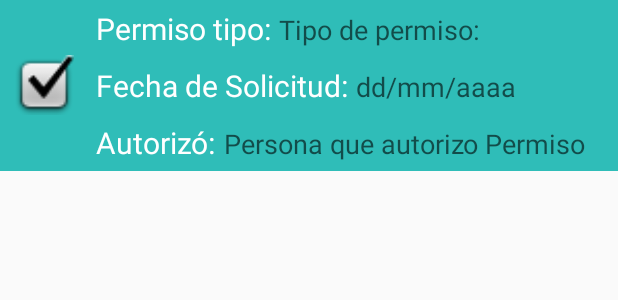
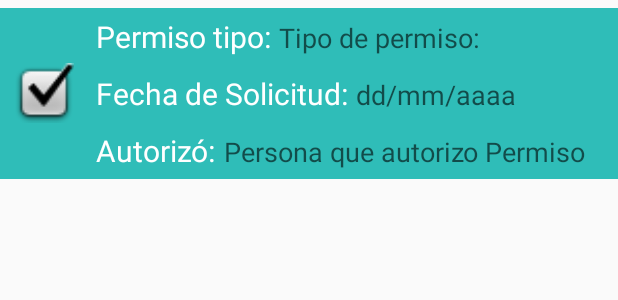
Before and after one commit to HectorMedina124/AppPermisos2, an Android app: the layout item_permisos.xml on its own in the app's theme, with its tools: preview values and no code run, on a phone screen of 412 x 824 dp. Shown: the top 300 px of the screen. Run offline under Robolectric (Android 15) with nearby library versions, the phone set to English and light mode, and no system bars; network calls fail.

Commit message:
Todos los permisos

```diff
--- a/app/src/main/java/com/example/apppermisos/AdaptadorPermiso.java
+++ b/app/src/main/java/com/example/apppermisos/AdaptadorPermiso.java
@@ -39,11 +39,11 @@ public class AdaptadorPermiso extends ArrayAdapter {
         TextView persona_autorizo = item.findViewById(R.id.tv_autorizo_per);
         persona_autorizo.setText(permisos.get(position).getPersonaAutoriza());
 
-        if(permisos.get(position).getStatus() == "0"){
+        if(permisos.get(position).getStatus().equals("0")){
             btn_status.setImageResource(R.drawable.pendiente);
-        }else if(permisos.get(position).getStatus() == "1"){
+        }else if(permisos.get(position).getStatus().equals("1")){
             btn_status.setImageResource(R.drawable.abrobado);
-        }else{
+        }else if(permisos.get(position).getStatus().equals("2")){
             btn_status.setImageResource(R.drawable.denegado);
         }
 
--- a/app/src/main/java/com/example/apppermisos/fragments/HistorialPermisosFragment.java
+++ b/app/src/main/java/com/example/apppermisos/fragments/HistorialPermisosFragment.java
@@ -43,8 +43,6 @@ public class HistorialPermisosFragment extends Fragment {
         rb_aprobados = hpf.findViewById(R.id.rb_aprobados);
         rb_denegados = hpf.findViewById(R.id.rb_denegados);
 
-
-
         permisos = new ArrayList<Permiso>();
         //listarTodos();
 
--- a/app/src/main/res/layout/item_permisos.xml
+++ b/app/src/main/res/layout/item_permisos.xml
@@ -10,8 +10,10 @@
         android:id="@+id/fr_item_permiso"
         android:layout_width="match_parent"
         android:layout_height="wrap_content"
+        android:layout_marginTop="5dp"
         android:background="@color/colorPrimary"
         app:layout_constraintStart_toStartOf="parent"
+        app:layout_constraintTop_toTopOf="parent"
         tools:ignore="MissingConstraints">
 
         <LinearLayout
@@ -26,8 +28,8 @@
                 android:layout_width="40dp"
                 android:layout_height="40dp"
                 android:layout_margin="9dp"
-                android:src="@android:drawable/checkbox_on_background"
-                android:contentDescription="@string/imagen_inicio" />
+                android:contentDescription="@string/imagen_inicio"
+                android:src="@android:drawable/checkbox_on_background" />
 
             <LinearLayout
                 android:layout_width="wrap_content"
@@ -49,10 +51,10 @@
 
                     <TextView
                         android:id="@+id/tv_tipo_per"
+                        style="@style/texto"
                         android:layout_width="wrap_content"
                         android:layout_marginStart="5dp"
-                        android:hint="@string/tipo_de_permiso"
-                        style="@style/texto" />
+                        android:hint="@string/tipo_de_permiso" />
                 </LinearLayout>
 
                 <LinearLayout
@@ -64,16 +66,16 @@
 
                     <TextView
                         android:id="@+id/textView2"
+                        style="@style/titulos"
                         android:layout_marginStart="5dp"
-                        android:text="@string/fecha_de_solicitud"
-                        style="@style/titulos" />
+                        android:text="@string/fecha_de_solicitud" />
 
                     <TextView
                         android:id="@+id/tv_fecha_sol"
+                        style="@style/texto"
                         android:layout_width="wrap_content"
                         android:layout_marginStart="5dp"
-                        android:hint="@string/dd_mm_aaaa"
-                        style="@style/texto" />
+                        android:hint="@string/dd_mm_aaaa" />
                 </LinearLayout>
 
                 <LinearLayout
@@ -85,16 +87,16 @@
 
                     <TextView
                         android:id="@+id/textView4"
+                        style="@style/titulos"
                         android:layout_marginStart="5dp"
-                        android:text="@string/autoriz"
-                        style="@style/titulos"/>
+                        android:text="@string/autoriz" />
 
                     <TextView
                         android:id="@+id/tv_autorizo_per"
+                        style="@style/texto"
                         android:layout_width="wrap_content"
                         android:layout_marginStart="5dp"
-                        android:hint="@string/persona_que_autorizo_permiso"
-                        style="@style/texto" />
+                        android:hint="@string/persona_que_autorizo_permiso" />
                 </LinearLayout>
             </LinearLayout>
         </LinearLayout>
```
Also changed, not shown: app/src/main/java/com/example/apppermisos/fragments/PermisosFrag.java (+74 -2 lines), app/src/main/java/com/example/apppermisos/fragments/RevisionPermisosFragment.java (+14 -14 lines).
